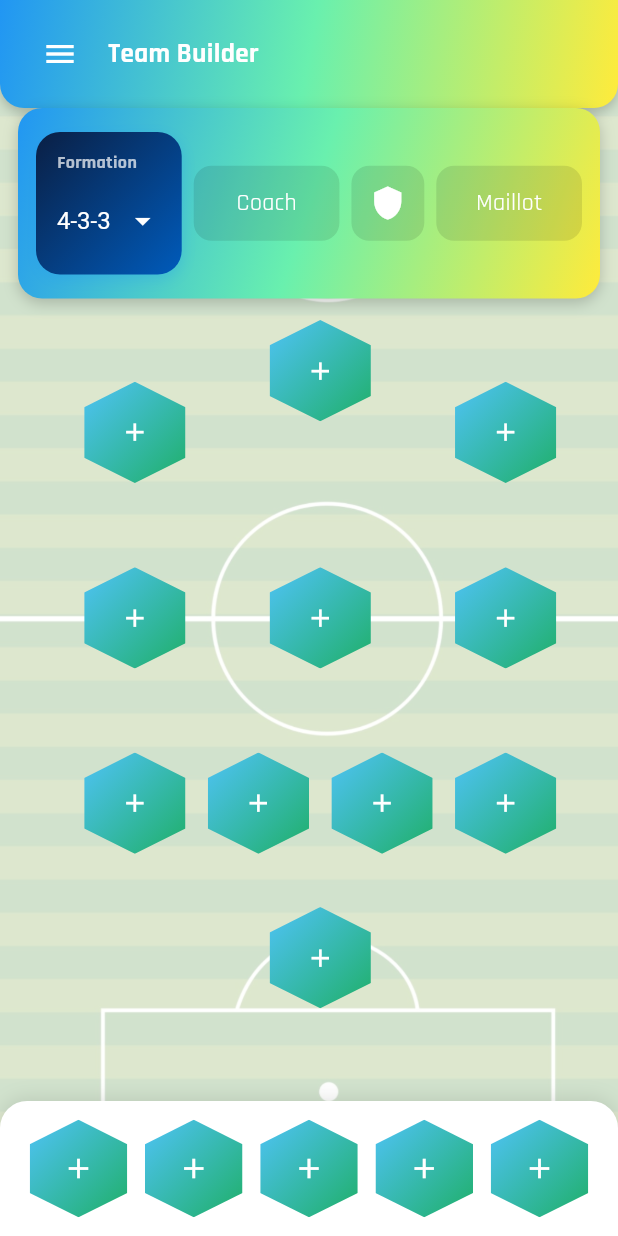
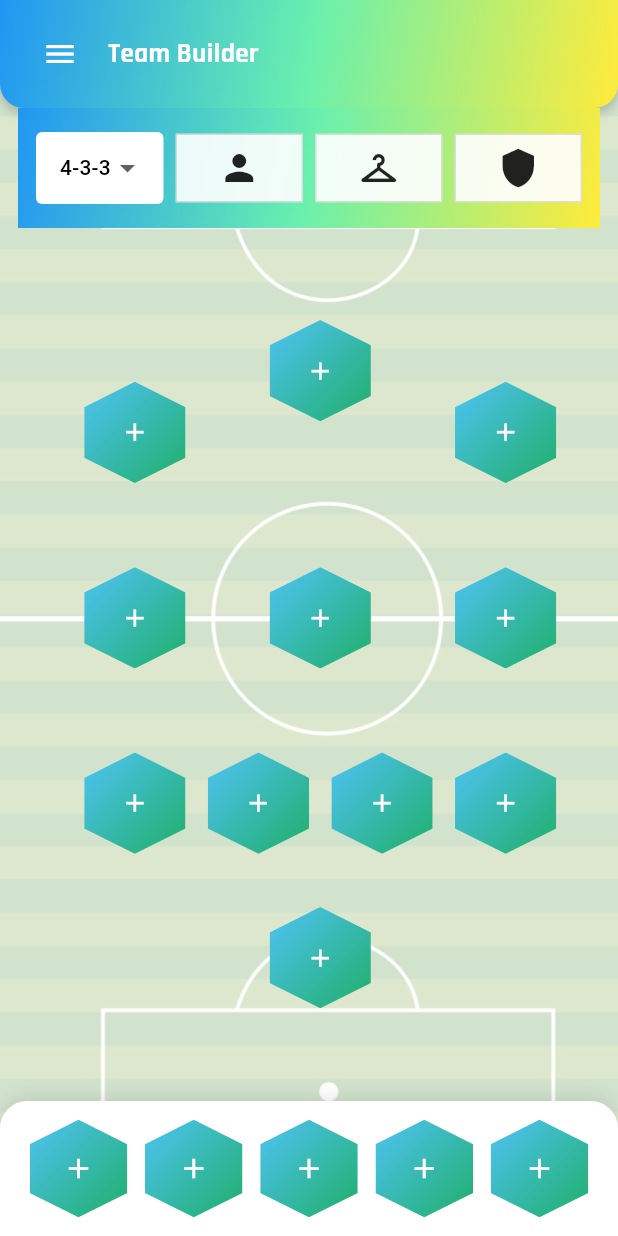
Before and after one commit to WilliamAGENEAU/inazuma_eleven_team_builder, a Flutter app: the screen it shows after launch, on a phone screen of 412 x 824 dp. Run offline on Flutter 3.47's test engine with Material 3 defaults, Android fonts, the phone set to English and light mode, and no system bars; our stand-ins replace cloud_firestore, firebase_core, fluttericon, font_awesome_flutter, google_fonts; missing offline and left inert: layout, shrink_sidemenu; accounts and stored records are empty.

Commit message:
Coach + maillots + ecussons clubs

```diff
--- a/lib/sections/home/home_page.dart
+++ b/lib/sections/home/home_page.dart
@@ -3,8 +3,10 @@
 import 'package:flutter/material.dart';
 import 'package:inazuma_eleven_team_builder/models/joueur.dart';
 import 'package:inazuma_eleven_team_builder/values/values.dart';
-import 'package:inazuma_eleven_team_builder/widget/formation_dropdown.dart';
+import 'package:inazuma_eleven_team_builder/widget/club_selector_bottom_sheet.dart';
+import 'package:inazuma_eleven_team_builder/widget/coach_selector_bottom_sheet.dart';
 import 'package:inazuma_eleven_team_builder/widget/hex_buttons.dart';
+import 'package:inazuma_eleven_team_builder/widget/maillot_selector_bottom_sheet.dart';
 import 'package:inazuma_eleven_team_builder/widget/menu_aside.dart';
 import 'package:inazuma_eleven_team_builder/widget/player_selector_bottom_sheet.dart';
 import 'package:shrink_sidemenu/shrink_sidemenu.dart';
@@ -21,7 +23,9 @@ class HomePage extends StatefulWidget {
 class _HomePageState extends State<HomePage> {
   bool isOpened = false;
   String selectedFormation = "4-3-3";
-
+  String? selectedEcusson;
+  String? selectedCoach;
+  String? selectedMaillot;
   List<Joueur?> hexPlayers = List.filled(11, null);
   List<Joueur?> remplacants = List.filled(5, null);
 
@@ -69,6 +73,44 @@ class _HomePageState extends State<HomePage> {
   @override
   Widget build(BuildContext context) {
     final GlobalKey<SideMenuState> sideMenuKey = GlobalKey<SideMenuState>();
+    void openCoachSelector() {
+      showModalBottomSheet(
+        context: context,
+        isScrollControlled: true,
+        backgroundColor: Colors.transparent,
+        builder: (_) => CoachSelectorBottomSheet(
+          onCoachSelected: (coach) {
+            setState(() => selectedCoach = coach);
+          },
+        ),
+      );
+    }
+
+    void openMaillotSelector() {
+      showModalBottomSheet(
+        context: context,
+        isScrollControlled: true,
+        backgroundColor: Colors.transparent,
+        builder: (_) => MaillotSelectorBottomSheet(
+          onMaillotSelected: (maillot) {
+            setState(() => selectedMaillot = maillot);
+          },
+        ),
+      );
+    }
+
+    void openClubSelector() {
+      showModalBottomSheet(
+        context: context,
+        isScrollControlled: true,
+        backgroundColor: Colors.transparent,
+        builder: (_) => ClubSelectorBottomSheet(
+          onEcussonSelected: (club) {
+            setState(() => selectedEcusson = club);
+          },
+        ),
+      );
+    }
 
     void toggleMenu() {
       final state = sideMenuKey.currentState!;
@@ -222,99 +264,136 @@ class _HomePageState extends State<HomePage> {
                 left: 12,
                 right: 12,
                 child: Container(
+                  width: double.infinity, // 🔥 prend toute la largeur
+                  decoration: const BoxDecoration(
+                    gradient: LinearGradient(
+                      colors: [Colors.blue, Colors.greenAccent, Colors.yellow],
+                      begin: Alignment.topLeft,
+                      end: Alignment.bottomRight,
+                    ),
+                  ),
                   padding: const EdgeInsets.symmetric(
                     horizontal: 12,
-                    vertical: 8,
-                  ),
-                  decoration: BoxDecoration(
-                    gradient: gradient,
-                    borderRadius: BorderRadius.circular(16),
-                    boxShadow: [
-                      BoxShadow(
-                        color: Colors.black.withOpacity(0.2),
-                        blurRadius: 8,
-                        offset: const Offset(0, 3),
-                      ),
-                    ],
+                    vertical: 16,
                   ),
                   child: Row(
+                    mainAxisAlignment: MainAxisAlignment.spaceEvenly,
+                    crossAxisAlignment: CrossAxisAlignment.center,
                     children: [
-                      /// Formation
+                      // Dropdown Formation
                       Expanded(
-                        flex: 2,
-                        child: FormationDropdown(
-                          formations: formations,
-                          selectedFormation: selectedFormation,
-                          onChanged: (value) {
-                            setState(() => selectedFormation = value!);
-                          },
+                        child: DropdownButtonFormField<String>(
+                          decoration: const InputDecoration(
+                            filled: true,
+                            fillColor: Colors.white,
+                            border: OutlineInputBorder(
+                              borderSide: BorderSide.none,
+                            ),
+                            contentPadding: EdgeInsets.symmetric(
+                              horizontal: 12,
+                              vertical: 8,
+                            ),
+                          ),
+                          value: selectedFormation,
+                          items: formations
+                              .map(
+                                (f) => DropdownMenuItem(
+                                  value: f,
+                                  child: Text(
+                                    f,
+                                    style: const TextStyle(fontSize: 14),
+                                  ),
+                                ),
+                              )
+                              .toList(),
+                          onChanged: (value) =>
+                              setState(() => selectedFormation = value!),
                         ),
                       ),
                       const SizedBox(width: 8),
 
-                      /// Coach
+                      // Coach
                       Expanded(
-                        flex: 2,
                         child: GestureDetector(
-                          onTap: () {
-                            // 👉 plus tard : ouvrir sélecteur de coach
-                          },
+                          onTap: openCoachSelector,
                           child: Container(
-                            height: 50,
-                            alignment: Alignment.center,
+                            padding: const EdgeInsets.all(8),
                             decoration: BoxDecoration(
-                              color: Colors.black.withOpacity(0.1),
-                              borderRadius: BorderRadius.circular(12),
+                              color: Colors.white.withOpacity(0.9),
+                              border: Border.all(color: Colors.black12),
                             ),
-                            child: const Text(
-                              "Coach",
-                              style: TextStyle(color: Colors.white),
+                            child: Column(
+                              children: [
+                                Icon(
+                                  Icons.person,
+                                  size: 28,
+                                  color: Colors.black87,
+                                ),
+                              ],
                             ),
                           ),
                         ),
                       ),
                       const SizedBox(width: 8),
 
-                      /// Écusson club
+                      // Maillot
                       Expanded(
-                        flex: 1,
                         child: GestureDetector(
-                          onTap: () {
-                            // 👉 plus tard : ouvrir sélecteur d’écusson
-                          },
+                          onTap: openMaillotSelector,
                           child: Container(
-                            height: 50,
+                            padding: const EdgeInsets.all(8),
                             decoration: BoxDecoration(
-                              color: Colors.black.withOpacity(0.1),
-                              borderRadius: BorderRadius.circular(12),
+                              color: Colors.white.withOpacity(0.9),
+                              border: Border.all(color: Colors.black12),
                             ),
-                            alignment: Alignment.center,
-                            child: const Icon(
-                              Icons.shield,
-                              color: Colors.white,
+                            child: Column(
+                              children: [
+                                if (selectedMaillot != null &&
+                                    selectedMaillot!.isNotEmpty)
+                                  Image.asset(
+                                    selectedMaillot!,
+                                    height: 36,
+                                    fit: BoxFit.contain,
+                                  )
+                                else
+                                  const Icon(
+                                    Icons.checkroom,
+                                    size: 28,
+                                    color: Colors.black87,
+                                  ),
+                              ],
                             ),
                           ),
                         ),
                       ),
                       const SizedBox(width: 8),
 
-                      /// Maillot
+                      // Écusson
                       Expanded(
-                        flex: 2,
                         child: GestureDetector(
-                          onTap: () {
-                            // 👉 plus tard : ouvrir sélecteur maillot
-                          },
+                          onTap: openClubSelector,
                           child: Container(
-                            height: 50,
+                            padding: const EdgeInsets.all(8),
                             decoration: BoxDecoration(
-                              color: Colors.black.withOpacity(0.1),
-                              borderRadius: BorderRadius.circular(12),
+                              color: Colors.white.withOpacity(0.9),
+                              border: Border.all(color: Colors.black12),
                             ),
-                            alignment: Alignment.center,
-                            child: const Text(
-                              "Maillot",
-                              style: TextStyle(color: Colors.white),
+                            child: Column(
+                              children: [
+                                if (selectedEcusson != null &&
+                                    selectedEcusson!.isNotEmpty)
+                                  Image.asset(
+                                    selectedEcusson!,
+                                    height: 36,
+                                    fit: BoxFit.contain,
+                                  )
+                                else
+                                  const Icon(
+                                    Icons.shield,
+                                    size: 28,
+                                    color: Colors.black87,
+                                  ),
+                              ],
                             ),
                           ),
                         ),
--- a/lib/widget/formation_dropdown.dart
+++ /dev/null
@@ -1,69 +0,0 @@
-// ignore_for_file: deprecated_member_use
-
-import 'package:flutter/material.dart';
-
-class FormationDropdown extends StatelessWidget {
-  final List<String> formations;
-  final String selectedFormation;
-  final ValueChanged<String?> onChanged;
-
-  const FormationDropdown({
-    super.key,
-    required this.formations,
-    required this.selectedFormation,
-    required this.onChanged,
-  });
-
-  @override
-  Widget build(BuildContext context) {
-    return AnimatedContainer(
-      duration: const Duration(milliseconds: 300),
-      curve: Curves.easeInOut,
-      width: 180,
-      padding: const EdgeInsets.symmetric(horizontal: 14, vertical: 12),
-      margin: const EdgeInsets.symmetric(vertical: 8),
-      decoration: BoxDecoration(
-        gradient: const LinearGradient(
-          colors: [Color(0xFF0A1F44), Color(0xFF005BBB)],
-          begin: Alignment.topLeft,
-          end: Alignment.bottomRight,
-        ),
-        borderRadius: BorderRadius.circular(16),
-        boxShadow: [
-          BoxShadow(
-            color: Colors.blue.withOpacity(0.3),
-            blurRadius: 8,
-            offset: const Offset(0, 3),
-          ),
-        ],
-      ),
-      child: Column(
-        crossAxisAlignment: CrossAxisAlignment.start,
-        children: [
-          const Text(
-            "Formation",
-            style: TextStyle(
-              fontSize: 12,
-              fontWeight: FontWeight.bold,
-              color: Colors.white70,
-            ),
-          ),
-          const SizedBox(height: 6),
-          DropdownButtonHideUnderline(
-            child: DropdownButton<String>(
-              isExpanded: true,
-              value: selectedFormation,
-              dropdownColor: const Color(0xFF0A1F44),
-              style: const TextStyle(color: Colors.white, fontSize: 16),
-              icon: const Icon(Icons.arrow_drop_down, color: Colors.white),
-              items: formations.map((f) {
-                return DropdownMenuItem(value: f, child: Text(f));
-              }).toList(),
-              onChanged: onChanged,
-            ),
-          ),
-        ],
-      ),
-    );
-  }
-}
--- a/pubspec.yaml
+++ b/pubspec.yaml
@@ -39,5 +39,7 @@ flutter:
   assets:
     - assets/images/
     - assets/images/players/
+    - assets/images/sagas/
+    - assets/images/coachs/
     - assets/images/teams/
-    - assets/images/sagas/
+    - assets/images/maillots/
```
Also changed, not shown: lib/models/equipe.dart (+12 -2 lines), lib/services/firebase_service.dart (+22 -3 lines), lib/widget/club_selector_bottom_sheet.dart (added, +92 -0 lines), lib/widget/coach_selector_bottom_sheet.dart (added, +85 -0 lines), lib/widget/maillot_selector_bottom_sheet.dart (added, +133 -0 lines), assets/images/coachs/david.png (added), assets/images/coachs/hillman.png (added), assets/images/coachs/kira.png (added), assets/images/coachs/travis.png (added), assets/images/maillots/maillot_polaris.png (added), assets/images/maillots/maillot_raimon.png (added), assets/images/maillots/maillot_raimon_ares.png (added), assets/images/maillots/maillot_royal.png (added), assets/images/maillots/maillot_selene.png (added), 1 more files.
